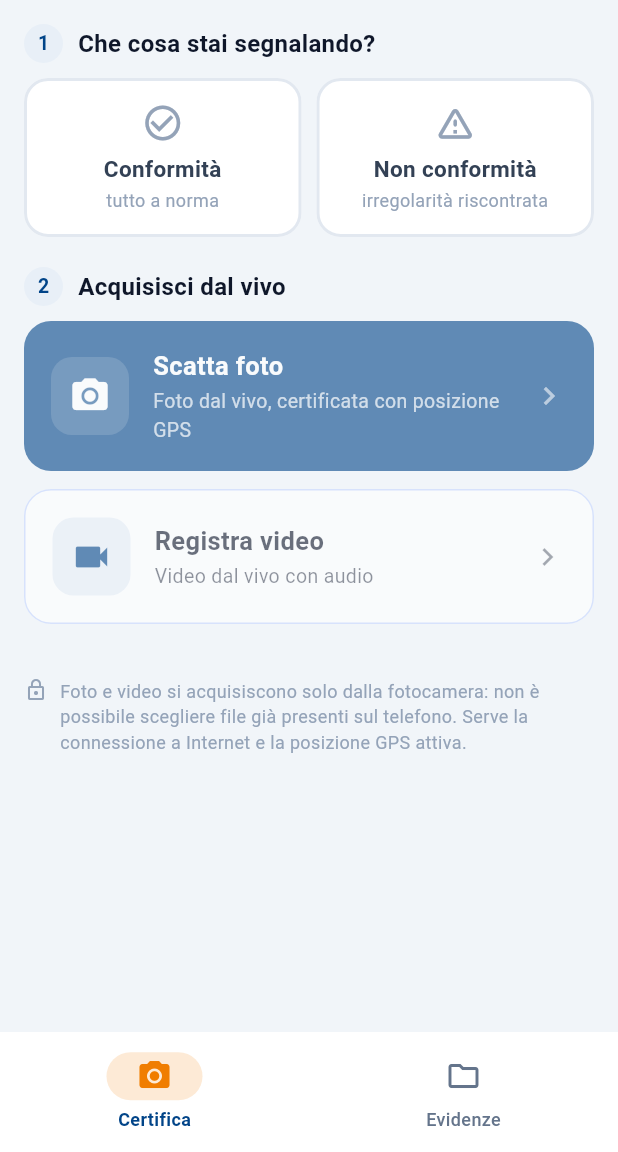
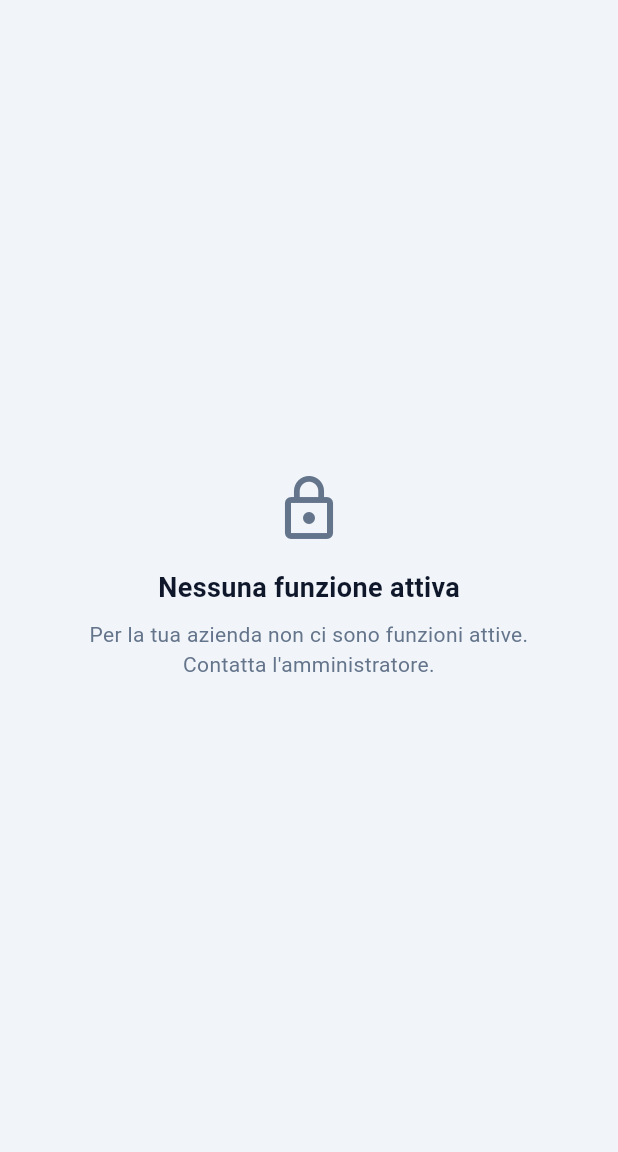
Before and after one commit to MattiaEsposito98/securlink-app, a Flutter app: the HomeScreen screen opened directly, on a phone screen of 412 x 824 dp, the part 84-1236 px from its top. Run offline on Flutter 3.47's test engine with Material 3 defaults, Android fonts, the phone set to English and light mode, and no system bars; our stand-ins replace camera, device_info_plus, flutter_secure_storage, geolocator, open_filex, share_plus and 1 more; accounts and stored records are empty.

Commit message:
Funzioni dei plugin nascoste se il plugin non è attivo: Certifica ed Evidenze solo con il plugin Preposto, profilo ricaricato al ritorno nell'app (D-204)
Co-Authored-By: Claude Opus 5.5 <noreply@anthropic.com>

```diff
--- a/lib/api/models.dart
+++ b/lib/api/models.dart
@@ -7,6 +7,7 @@ class Utente {
     required this.maxUploadMb,
     this.crediti,
     this.creditiRiservati = false,
+    this.plugin = const ['preposto'],
   });
 
   factory Utente.fromJson(Map<String, dynamic> json) {
@@ -19,6 +20,11 @@ class Utente {
       maxUploadMb: json['max_upload_mb'] as int? ?? 10,
       crediti: crediti?['disponibili'] as int?,
       creditiRiservati: crediti?['riservati'] as bool? ?? false,
+      // Missing on servers (and saved profiles) older than D-204: back then
+      // the account existed only with the Preposto plugin.
+      plugin:
+          (json['plugin'] as List<dynamic>?)?.whereType<String>().toList() ??
+          const ['preposto'],
     );
   }
 
@@ -32,6 +38,14 @@ class Utente {
   final int? crediti;
   final bool creditiRiservati;
 
+  /// Plugins of the account family that use the preposto account (D-204):
+  /// `preposto` (certified photos) and/or `securgest` (periodic checks).
+  /// The app shows only the functions of the active ones.
+  final List<String> plugin;
+
+  bool get haCertificazione => plugin.contains('preposto');
+  bool get haSecurgest => plugin.contains('securgest');
+
   bool get isTest => ambiente != 'production';
   int get maxUploadBytes => maxUploadMb * 1024 * 1024;
 
@@ -43,6 +57,7 @@ class Utente {
     'max_upload_mb': maxUploadMb,
     if (crediti != null)
       'crediti': {'disponibili': crediti, 'riservati': creditiRiservati},
+    'plugin': plugin,
   };
 }
 
--- a/lib/screens/home_screen.dart
+++ b/lib/screens/home_screen.dart
@@ -19,7 +19,7 @@ class HomeScreen extends StatefulWidget {
   State<HomeScreen> createState() => _HomeScreenState();
 }
 
-class _HomeScreenState extends State<HomeScreen> {
+class _HomeScreenState extends State<HomeScreen> with WidgetsBindingObserver {
   int _tab = 0;
   // Chosen before capturing; cleared after each certification so the next
   // one is a conscious choice again.
@@ -36,13 +36,24 @@ class _HomeScreenState extends State<HomeScreen> {
   @override
   void initState() {
     super.initState();
+    WidgetsBinding.instance.addObserver(this);
     _caricaVoci();
   }
 
   @override
   void dispose() {
+    WidgetsBinding.instance.removeObserver(this);
     _versioneEvidenze.dispose();
     super.dispose();
+  }
+
+  /// Back in the app: reload the profile, so a plugin switched on or off in
+  /// the meantime shows or hides its functions without logging in again.
+  @override
+  void didChangeAppLifecycleState(AppLifecycleState state) {
+    if (state == AppLifecycleState.resumed) {
+      SessioneScope.read(context).aggiornaUtente();
+    }
   }
 
   Future<void> _caricaVoci() async {
@@ -163,6 +174,9 @@ class _HomeScreenState extends State<HomeScreen> {
   @override
   Widget build(BuildContext context) {
     final utente = SessioneScope.of(context).utente;
+    // Each plugin's functions exist in the app only when the family has it
+    // (D-204): without the Preposto plugin, no «Certifica» and no «Evidenze».
+    final certificazione = utente?.haCertificazione ?? false;
     return Scaffold(
       appBar: AppBar(
         titleSpacing: 16,
@@ -233,7 +247,9 @@ class _HomeScreenState extends State<HomeScreen> {
           ),
         ],
       ),
-      body: IndexedStack(
+      body: !certificazione
+          ? _SenzaCertificazione(securgest: utente?.haSecurgest ?? false)
+          : IndexedStack(
               index: _tab,
               children: [
                 _CertificaTab(
@@ -256,7 +272,9 @@ class _HomeScreenState extends State<HomeScreen> {
                 EvidenzeScreen(versione: _versioneEvidenze),
               ],
             ),
-      bottomNavigationBar: NavigationBar(
+      bottomNavigationBar: !certificazione
+          ? null
+          : NavigationBar(
               selectedIndex: _tab,
               onDestinationSelected: (i) => setState(() => _tab = i),
               destinations: const [
@@ -271,6 +289,51 @@ class _HomeScreenState extends State<HomeScreen> {
                   label: 'Evidenze',
                 ),
               ],
+            ),
+    );
+  }
+}
+
+/// Home without the Preposto plugin: no certification at all. With SecurGest
+/// its checks will live here (step K5 of D-204); without any plugin the
+/// account has nothing to do until the administrator switches one on.
+class _SenzaCertificazione extends StatelessWidget {
+  const _SenzaCertificazione({required this.securgest});
+
+  final bool securgest;
+
+  @override
+  Widget build(BuildContext context) {
+    return Center(
+      child: Padding(
+        padding: const EdgeInsets.all(32),
+        child: Column(
+          mainAxisSize: MainAxisSize.min,
+          children: [
+            Icon(
+              securgest ? Icons.fact_check_outlined : Icons.lock_outline,
+              size: 48,
+              color: const Color(0xFF64748B),
+            ),
+            const SizedBox(height: 16),
+            Text(
+              securgest ? 'SecurGest' : 'Nessuna funzione attiva',
+              style: const TextStyle(
+                fontSize: 18,
+                fontWeight: FontWeight.w700,
+                color: Color(0xFF0F172A),
+              ),
+            ),
+            const SizedBox(height: 8),
+            Text(
+              securgest
+                  ? 'Qui troverai i check da compilare per le tue sedi. La funzione è in arrivo.'
+                  : 'Per la tua azienda non ci sono funzioni attive. Contatta l\'amministratore.',
+              textAlign: TextAlign.center,
+              style: const TextStyle(color: Color(0xFF64748B)),
+            ),
+          ],
+        ),
       ),
     );
   }
@@ -315,8 +378,7 @@ class _CertificaTab extends StatelessWidget {
   Widget build(BuildContext context) {
     final theme = Theme.of(context);
     final u = utente;
-    final limiteRaggiunto =
-        u?.crediti != null && u!.crediti! <= 0;
+    final limiteRaggiunto = u?.crediti != null && u!.crediti! <= 0;
 
     return ListView(
       padding: const EdgeInsets.all(16),
--- a/lib/sessione.dart
+++ b/lib/sessione.dart
@@ -13,6 +13,7 @@ class Sessione extends ChangeNotifier {
       avviso = 'Sessione scaduta: effettua di nuovo l\'accesso.';
       notifyListeners();
     };
+    api.onPluginCambiati = aggiornaUtente;
   }
 
   final SecurlinkApi api;
```
Also changed, not shown: lib/api/api_client.dart (+17 -0 lines), 1 other file. Lines whose indentation alone changed are shown as unchanged.
